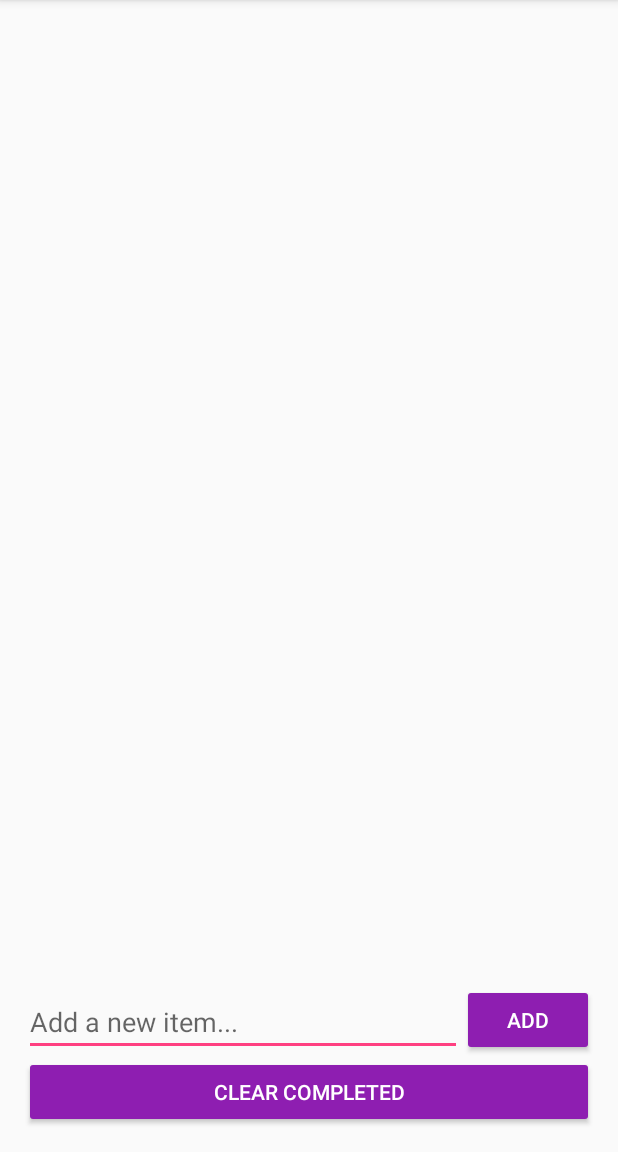
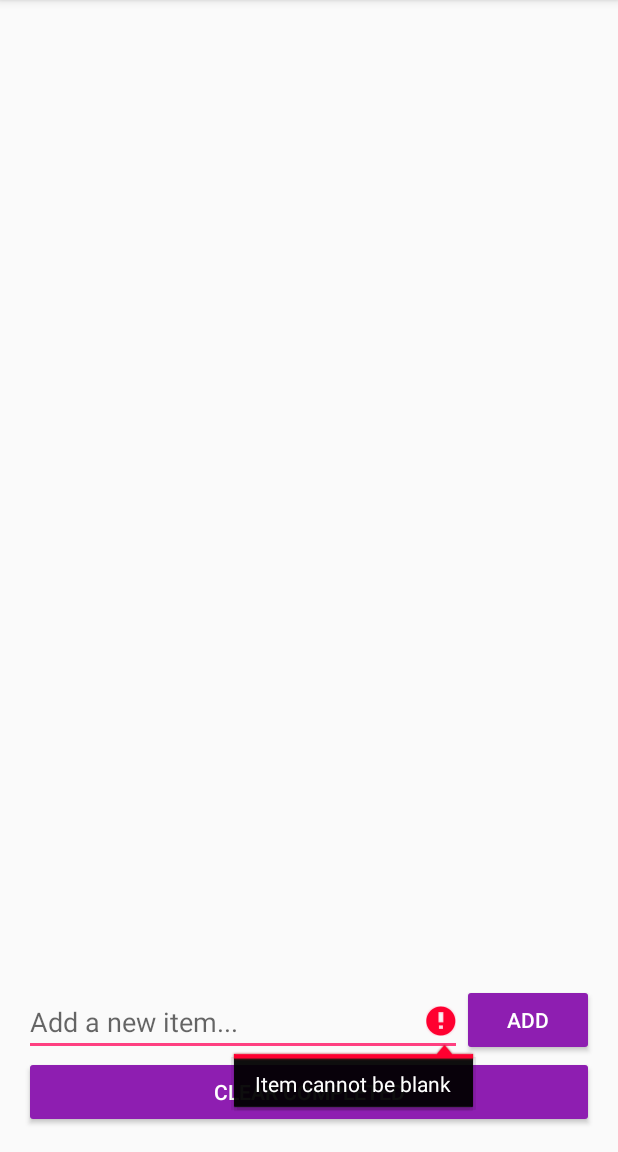
Before and after one commit to violetaria/CompleteMe, an Android app: the screen it shows after launch (MainActivity), after a tap on "ADD", on a phone screen of 412 x 824 dp, the part 84-1236 px from its top. Run offline under Robolectric (Android 15) with nearby library versions, the phone set to English and light mode, and no system bars; libraries missing offline, so code that uses them is left out: com.activeandroid, com.activeandroid.query; pictures from the network do not load; 5 statements that could not run were skipped.

Commit message:
add error message for blank input

```diff
--- a/app/src/main/java/com/getlosthere/completeme/EditItemActivity.java
+++ b/app/src/main/java/com/getlosthere/completeme/EditItemActivity.java
@@ -28,6 +28,10 @@ public class EditItemActivity extends AppCompatActivity {
     public void saveItem(View view){
         etEditItem = (EditText) findViewById(R.id.etEditItem);
         String itemText = etEditItem.getText().toString();
+        if(itemText.isEmpty()) {
+         etEditItem.setError("Item cannot be blank");
+        }
+        else {
             Intent data = new Intent();
 
             data.putExtra("itemText",itemText);
@@ -37,5 +41,6 @@ public class EditItemActivity extends AppCompatActivity {
             setResult(RESULT_OK,data);
             finish();
         }
+    }
 
 }
--- a/app/src/main/java/com/getlosthere/completeme/MainActivity.java
+++ b/app/src/main/java/com/getlosthere/completeme/MainActivity.java
@@ -110,19 +110,23 @@ public class MainActivity extends AppCompatActivity {
                 itemsAdapter.add(queryResults.get(i));
             }
         }
-//        itemsAdapter.addAll(queryResults);
 
         itemsAdapter.notifyDataSetChanged();
     }
 
     public void onAddItem(View view) {
         etNewItem = (EditText) findViewById(R.id.etNewItem);
-        if(etNewItem != null) {
+        if (etNewItem != null){
             String itemText = etNewItem.getText().toString();
-            Item newItem = new Item(itemText);
-            newItem.save();
-            populateArrayItems();
-            etNewItem.setText("");
+            if (itemText.isEmpty()) {
+                etNewItem.setError("Item cannot be blank");
+            }
+            else {
+                Item newItem = new Item(itemText);
+                newItem.save();
+                populateArrayItems();
+                etNewItem.setText("");
+            }
         }
     }
 
```
Lines whose indentation alone changed are shown as unchanged.
